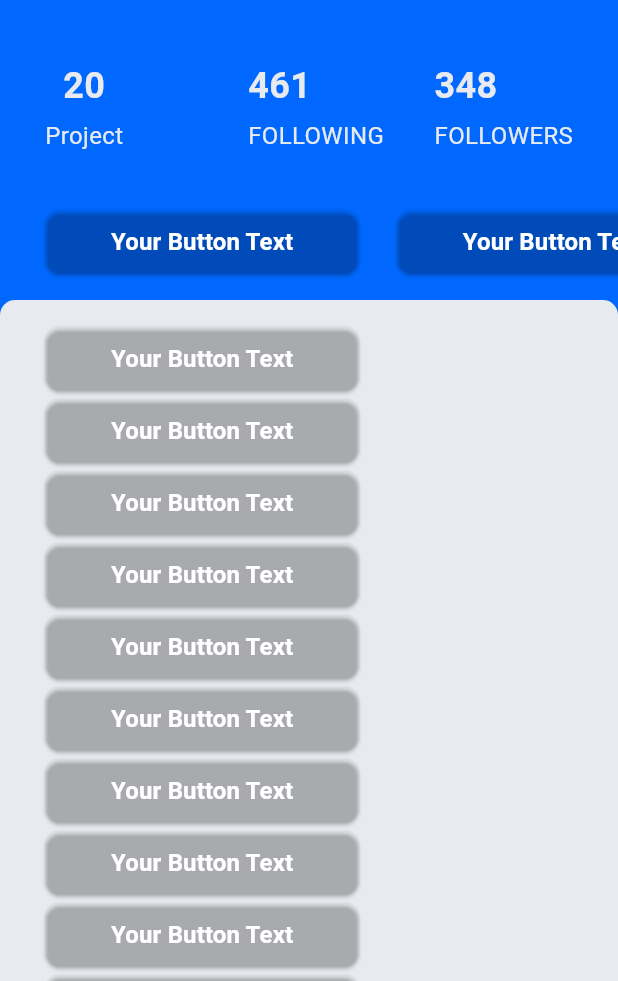
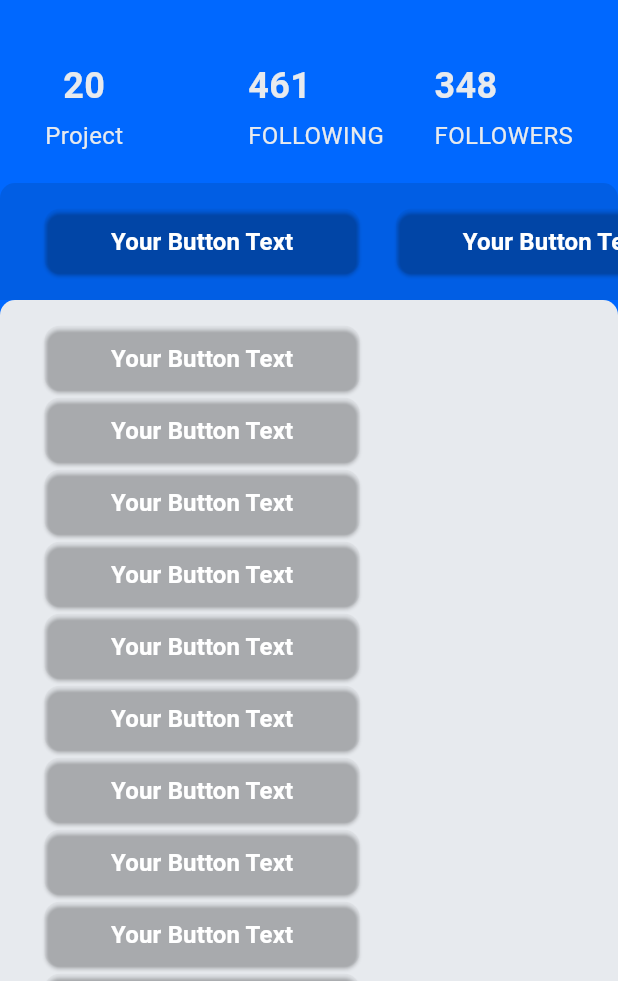
Before and after one commit to Adam-Ghazy/client_portal, a Flutter app: the screen it shows after launch, on a phone screen of 412 x 824 dp, the part 255-1236 px from its top. Run offline on Flutter 3.47's test engine with Material 3 defaults, Android fonts, the phone set to English and light mode, and no system bars; our stand-ins replace google_fonts; network calls fail.

Commit message:
style: menambahkan warna background button header

```diff
--- a/lib/theme.dart
+++ b/lib/theme.dart
@@ -12,6 +12,7 @@ Color categoryColor = const Color(0xFF3B5874);
 Color iconColor = const Color(0xFF8E98A8);
 Color blackColor = const Color(0xFF06192D);
 Color whiteColor = const Color(0xFFE7EAEE);
+Color bgButtonHeader = const Color(0xFF015EE4);
 
 // Typograpy
 TextStyle primaryTextStyle = GoogleFonts.poppins(
```
